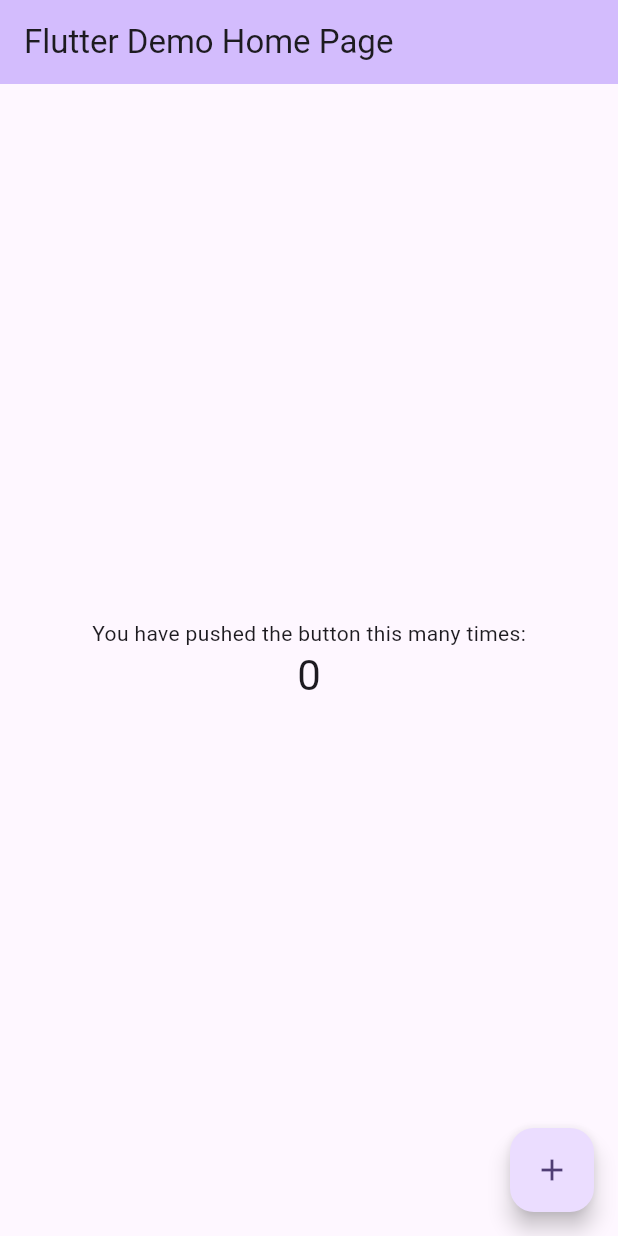
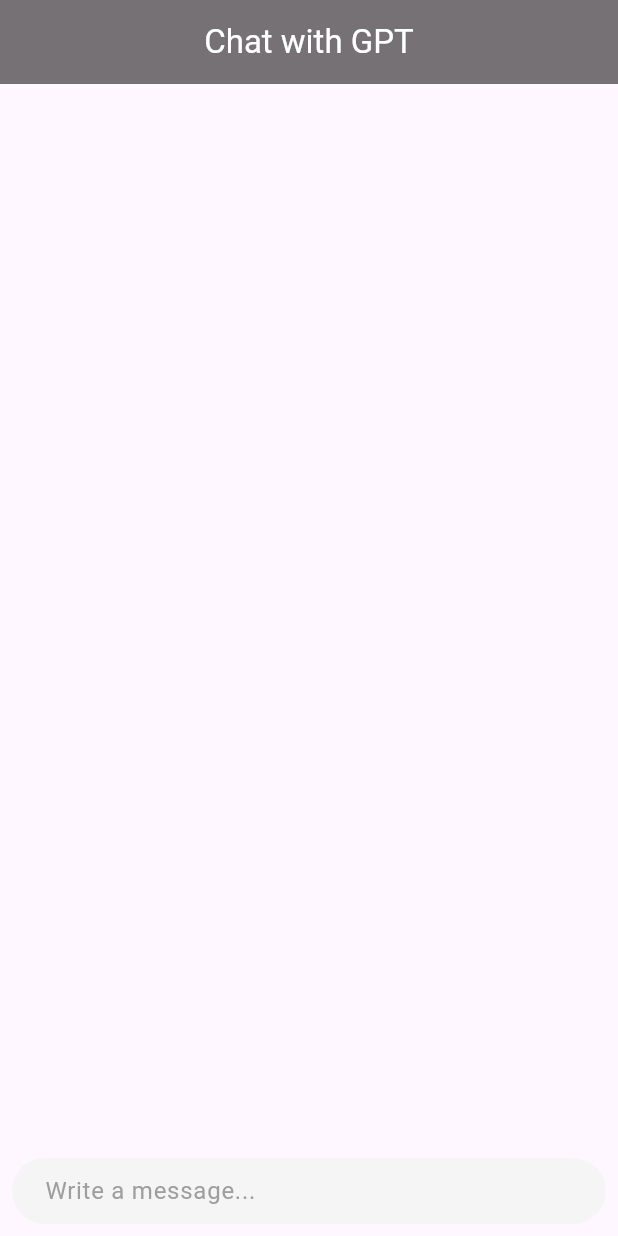
Before and after one commit to zhuikovda/chat_with_gpt, a Flutter app: the screen it shows after launch, on a phone screen of 412 x 824 dp. Run offline on Flutter 3.47's test engine with Material 3 defaults, Android fonts, the phone set to English and light mode, and no system bars; drawn by our look-alikes of dash_chat_2; missing offline and left inert: chat_gpt_sdk.

Commit message:
feat: create chat

```diff
--- /dev/null
+++ b/lib/api_key.dart
@@ -0,0 +1 @@
+const API_KEY = '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';
--- /dev/null
+++ b/lib/chat_screen/chat_screen.dart
@@ -0,0 +1,81 @@
+import 'package:chat_gpt_sdk/chat_gpt_sdk.dart';
+import 'package:dash_chat_2/dash_chat_2.dart';
+import 'package:flutter/material.dart';
+
+import '../api_key.dart';
+
+class ChatScreen extends StatefulWidget {
+  const ChatScreen({super.key});
+
+  @override
+  State<ChatScreen> createState() => _ChatScreenState();
+}
+
+class _ChatScreenState extends State<ChatScreen> {
+  final _openAI = OpenAI.instance.build(
+    token: API_KEY,
+    baseOption: HttpSetup(receiveTimeout: const Duration(seconds: 5)),
+    enableLog: true,
+  );
+  final ChatUser _user = ChatUser(id: '1');
+  final ChatUser _gpt = ChatUser(id: '2');
+  List<ChatMessage> _messages = [];
+  List<ChatUser> _loadResponse = [];
+
+  Future<void> getResponse(ChatMessage message) async {
+    setState(() {
+      _messages.insert(0, message);
+      _loadResponse.add(_gpt);
+    });
+    List<Map<String, dynamic>> _history = _messages.reversed.map((message) {
+      if (message.user == _user) {
+        return Messages(role: Role.user, content: message.text).toJson();
+      } else {
+        return Messages(role: Role.assistant, content: message.text).toJson();
+      }
+    }).toList();
+    final request = ChatCompleteText(
+      model: GptTurboChatModel(),
+      messages: _history,
+      maxToken: 200,
+    );
+    final response = await _openAI.onChatCompletion(request: request);
+    for (var element in response!.choices) {
+      if (element.message != null) {
+        setState(() {
+          _messages.insert(
+              0,
+              ChatMessage(
+                  user: _gpt,
+                  createdAt: DateTime.now(),
+                  text: element.message!.content));
+        });
+      }
+    }
+    setState(() {
+      _loadResponse.remove(_gpt);
+    });
+  }
+
+  @override
+  Widget build(BuildContext context) {
+    return Scaffold(
+      appBar: AppBar(
+        backgroundColor: Colors.black54,
+        centerTitle: true,
+        scrolledUnderElevation: 0.0,
+        title: const Text(
+          'Chat with GPT',
+          style: TextStyle(color: Colors.white),
+        ),
+      ),
+      body: DashChat(
+          typingUsers: _loadResponse,
+          currentUser: _user,
+          onSend: (ChatMessage message) {
+            getResponse(message);
+          },
+          messages: _messages),
+    );
+  }
+}
--- a/lib/main.dart
+++ b/lib/main.dart
@@ -1,3 +1,4 @@
+import 'package:chat_with_gpt/chat_screen/chat_screen.dart';
 import 'package:flutter/material.dart';
 
 void main() {
@@ -7,119 +8,16 @@ void main() {
 class MyApp extends StatelessWidget {
   const MyApp({super.key});
 
-  // This widget is the root of your application.
   @override
   Widget build(BuildContext context) {
     return MaterialApp(
+      debugShowCheckedModeBanner: false,
       title: 'Flutter Demo',
       theme: ThemeData(
-        // This is the theme of your application.
-        //
-        // TRY THIS: Try running your application with "flutter run". You'll see
-        // the application has a purple toolbar. Then, without quitting the app,
-        // try changing the seedColor in the colorScheme below to Colors.green
-        // and then invoke "hot reload" (save your changes or press the "hot
-        // reload" button in a Flutter-supported IDE, or press "r" if you used
-        // the command line to start the app).
-        //
-        // Notice that the counter didn't reset back to zero; the application
-        // state is not lost during the reload. To reset the state, use hot
-        // restart instead.
-        //
-        // This works for code too, not just values: Most code changes can be
-        // tested with just a hot reload.
         colorScheme: ColorScheme.fromSeed(seedColor: Colors.deepPurple),
         useMaterial3: true,
       ),
-      home: const MyHomePage(title: 'Flutter Demo Home Page'),
+      home: const ChatScreen(),
     );
   }
 }
-
-class MyHomePage extends StatefulWidget {
-  const MyHomePage({super.key, required this.title});
-
-  // This widget is the home page of your application. It is stateful, meaning
-  // that it has a State object (defined below) that contains fields that affect
-  // how it looks.
-
-  // This class is the configuration for the state. It holds the values (in this
-  // case the title) provided by the parent (in this case the App widget) and
-  // used by the build method of the State. Fields in a Widget subclass are
-  // always marked "final".
-
-  final String title;
-
-  @override
-  State<MyHomePage> createState() => _MyHomePageState();
-}
-
-class _MyHomePageState extends State<MyHomePage> {
-  int _counter = 0;
-
-  void _incrementCounter() {
-    setState(() {
-      // This call to setState tells the Flutter framework that something has
-      // changed in this State, which causes it to rerun the build method below
-      // so that the display can reflect the updated values. If we changed
-      // _counter without calling setState(), then the build method would not be
-      // called again, and so nothing would appear to happen.
-      _counter++;
-    });
-  }
-
-  @override
-  Widget build(BuildContext context) {
-    // This method is rerun every time setState is called, for instance as done
-    // by the _incrementCounter method above.
-    //
-    // The Flutter framework has been optimized to make rerunning build methods
-    // fast, so that you can just rebuild anything that needs updating rather
-    // than having to individually change instances of widgets.
-    return Scaffold(
-      appBar: AppBar(
-        // TRY THIS: Try changing the color here to a specific color (to
-        // Colors.amber, perhaps?) and trigger a hot reload to see the AppBar
-        // change color while the other colors stay the same.
-        backgroundColor: Theme.of(context).colorScheme.inversePrimary,
-        // Here we take the value from the MyHomePage object that was created by
-        // the App.build method, and use it to set our appbar title.
-        title: Text(widget.title),
-      ),
-      body: Center(
-        // Center is a layout widget. It takes a single child and positions it
-        // in the middle of the parent.
-        child: Column(
-          // Column is also a layout widget. It takes a list of children and
-          // arranges them vertically. By default, it sizes itself to fit its
-          // children horizontally, and tries to be as tall as its parent.
-          //
-          // Column has various properties to control how it sizes itself and
-          // how it positions its children. Here we use mainAxisAlignment to
-          // center the children vertically; the main axis here is the vertical
-          // axis because Columns are vertical (the cross axis would be
-          // horizontal).
-          //
-          // TRY THIS: Invoke "debug painting" (choose the "Toggle Debug Paint"
-          // action in the IDE, or press "p" in the console), to see the
-          // wireframe for each widget.
-          mainAxisAlignment: MainAxisAlignment.center,
-          children: <Widget>[
-            const Text(
-              'You have pushed the button this many times:',
-            ),
-            Text(
-              '$_counter',
-              style: Theme.of(context).textTheme.headlineMedium,
-            ),
-          ],
-        ),
-      ),
-      floatingActionButton: FloatingActionButton(
-        onPressed: _incrementCounter,
-        tooltip: 'Increment',
-        child: const Icon(Icons.add),
-      ), // This trailing comma makes auto-formatting nicer for build methods.
-    );
-  }
-}
--- a/pubspec.yaml
+++ b/pubspec.yaml
@@ -30,6 +30,8 @@ environment:
 dependencies:
   flutter:
     sdk: flutter
+  chat_gpt_sdk: ^3.0.3
+  dash_chat_2: ^0.0.20
 
 
   # The following adds the Cupertino Icons font to your application.
```
Also changed, not shown: pubspec.lock, 2 other files.
